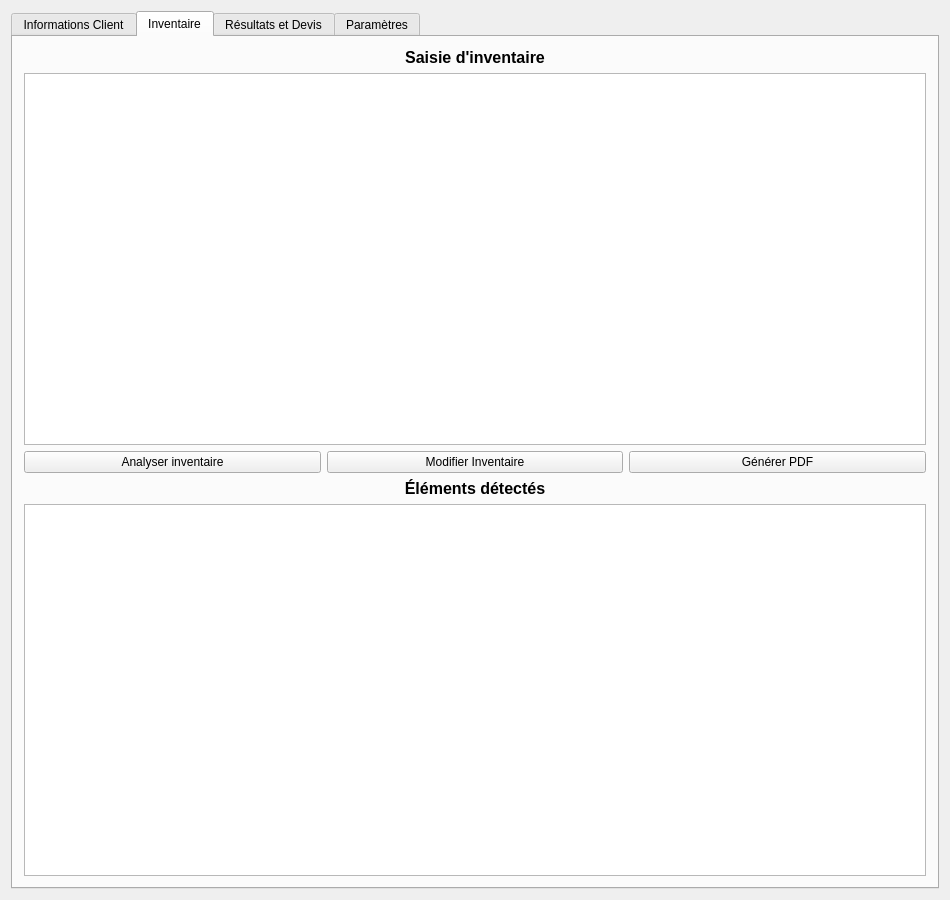
Old version of the form DevisMaker/src/ui/MainWindow.ui in the repository Andreas-Chatti/DevisMaker.
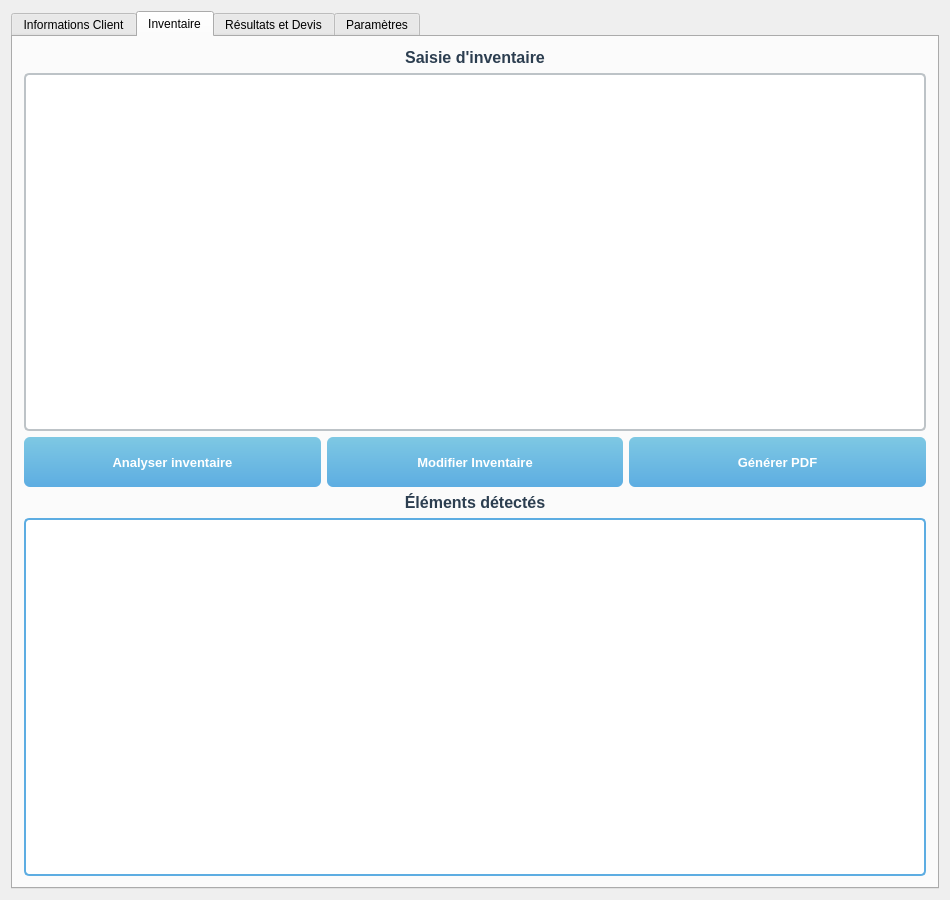
New version of the form.

Commit message:
Apply modern styling to Inventaire tab
- Add consistent color scheme with soft blue (#5dade2)
- Style QTextEdit with rounded borders and focus effects
- Modernize QPushButton with gradient backgrounds and hover effects
- Style QTableWidget with blue borders and gradient headers
- Add rounded corners to table headers
- Improve item selection appearance with light blue background
- Apply consistent typography and spacing

```diff
--- a/DevisMaker/src/ui/MainWindow.ui
+++ b/DevisMaker/src/ui/MainWindow.ui
@@ -984,6 +984,84 @@
        <attribute name="title">
         <string>Inventaire</string>
        </attribute>
+       <property name="styleSheet">
+        <string notr="true">
+QTextEdit {
+    border: 2px solid #bdc3c7;
+    border-radius: 5px;
+    background-color: white;
+    font-size: 10pt;
+    padding: 8px;
+}
+
+QTextEdit:focus {
+    border: 2px solid #5dade2;
+    background-color: #eaf6fc;
+}
+
+QPushButton {
+    background: qlineargradient(x1:0, y1:0, x2:0, y2:1, stop:0 #7ec8e3, stop:1 #5dade2);
+    color: white;
+    border: none;
+    border-radius: 6px;
+    padding: 10px 20px;
+    font-size: 10pt;
+    font-weight: bold;
+    min-height: 30px;
+}
+
+QPushButton:hover {
+    background: qlineargradient(x1:0, y1:0, x2:0, y2:1, stop:0 #8fd3ea, stop:1 #6db8e5);
+}
+
+QPushButton:pressed {
+    background: qlineargradient(x1:0, y1:0, x2:0, y2:1, stop:0 #5dade2, stop:1 #4a9fd1);
+}
+
+QPushButton:disabled {
+    background: #bdc3c7;
+    color: #7f8c8d;
+}
+
+QTableWidget {
+    border: 2px solid #5dade2;
+    border-radius: 5px;
+    background-color: white;
+    gridline-color: #e0e0e0;
+    font-size: 10pt;
+}
+
+QTableWidget::item {
+    padding: 5px;
+}
+
+QTableWidget::item:selected {
+    background-color: #eaf6fc;
+    color: #2c3e50;
+}
+
+QHeaderView::section {
+    background: qlineargradient(x1:0, y1:0, x2:0, y2:1, stop:0 #7ec8e3, stop:1 #5dade2);
+    color: white;
+    padding: 8px;
+    border: none;
+    font-weight: bold;
+    font-size: 10pt;
+}
+
+QHeaderView::section:first {
+    border-top-left-radius: 4px;
+}
+
+QHeaderView::section:last {
+    border-top-right-radius: 4px;
+}
+
+QLabel {
+    color: #2c3e50;
+}
+        </string>
+       </property>
        <layout class="QGridLayout" name="gridLayout_4">
         <item row="0" column="0">
          <widget class="QLabel" name="SaisirInventaire">
```
